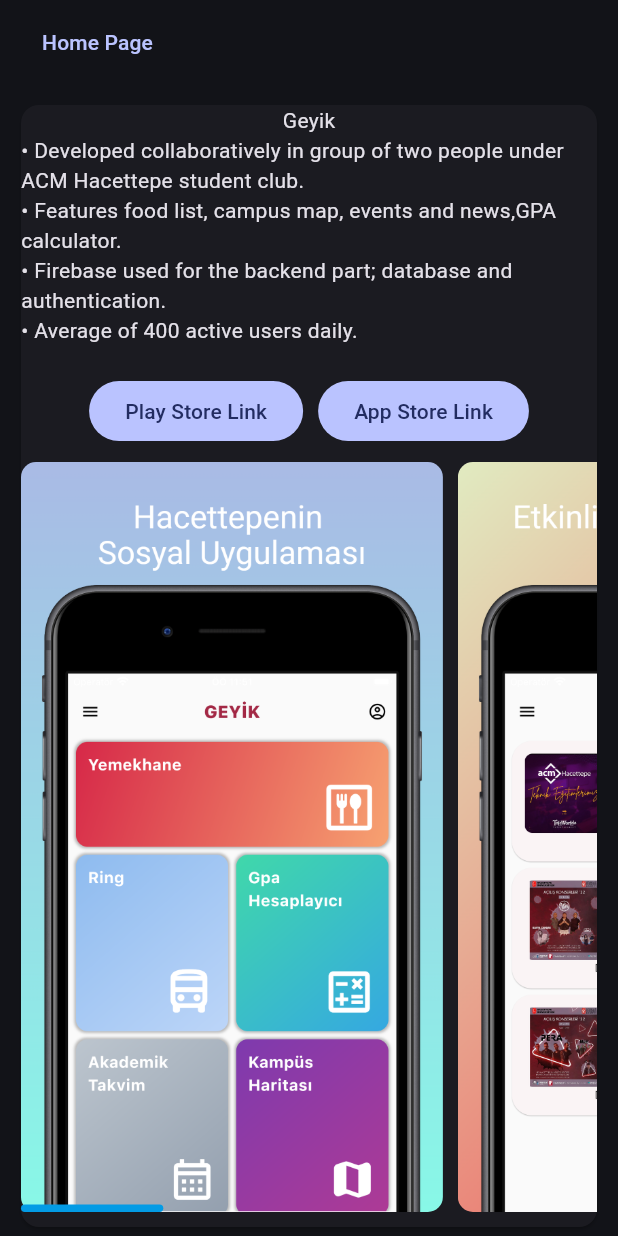
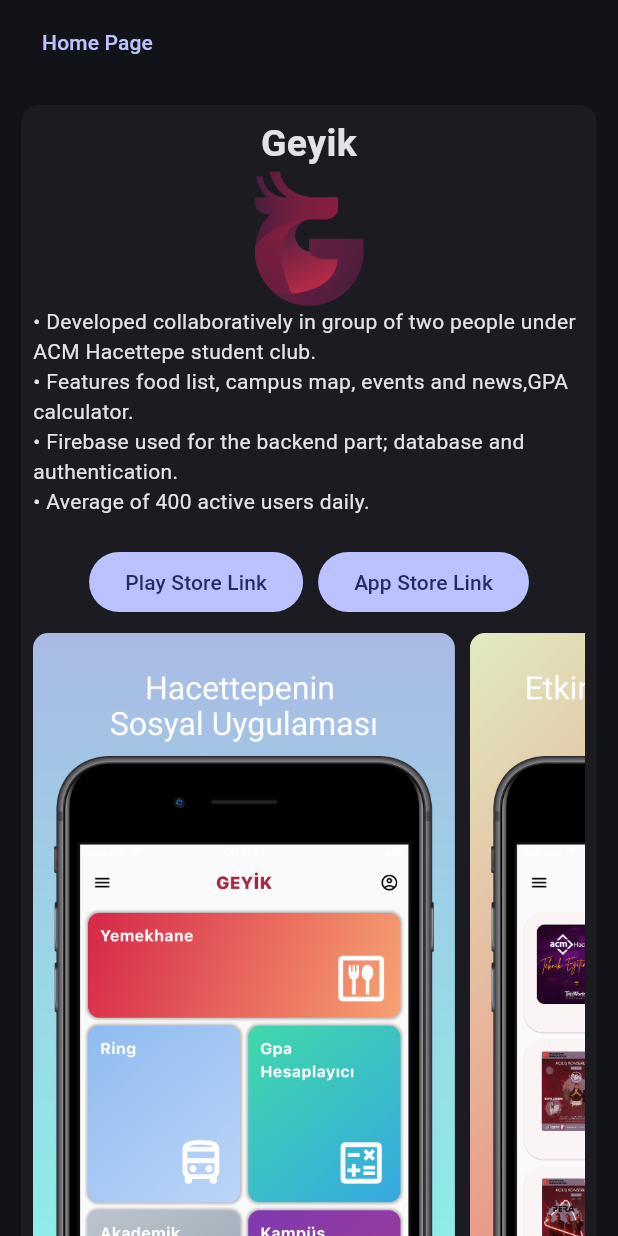
Before and after one commit to erdilhasan/portfolio_flutter_web, a Flutter app: the screen it shows after launch, after a tap on "Geyik", on a phone screen of 412 x 824 dp. Run offline on Flutter 3.47's test engine with Material 2 defaults, Android fonts, the light colour scheme and no system bars; our stand-ins replace font_awesome_flutter; missing offline and left inert: dart:html.

Commit message:
App logos added + home page optimised (hopefully)

```diff
--- a/lib/data.dart
+++ b/lib/data.dart
@@ -26,18 +26,21 @@
 • Average of 400 active users daily.
 ''',
     "images": ["(1).png", "(2).png", "(3).png", "(4).png", "(5).png"],
+    "logo": "logo.png",
     "links": [
       "https://play.google.com/store/apps/details?id=com.acm.geyik_app",
       "https://apps.apple.com/tr/app/geyik-for-students/id6444013289"
     ]
   },
   "Mobile 2D Game": {
+    "logo": "logo.png",
     "desc": '''
 • Developed using Unity Game Engine and written in C#.
 • Used assets with public domain licence
-'''
+''',
+    "images": ["(2).png"],
   },
-  "Gezdir": {
+  "Gezdir (W.I.P)": {
     "desc": '''
 • In pre evaluation report, the team became 6th in rankings.
 • Project is a mobile app in tourism sector used for finding touris guides.
--- a/lib/detailed_project.dart
+++ b/lib/detailed_project.dart
@@ -19,14 +19,31 @@
     desc = projectContents["desc"]!;
     List? images = projectContents["images"];
     List? links = projectContents["links"];
-    print(images);
+
     return Card(
+      child: Padding(
+        padding: const EdgeInsets.all(8.0),
         child: Column(
           crossAxisAlignment: CrossAxisAlignment.center,
           mainAxisSize: MainAxisSize.min,
           children: [
-          Text(title),
-          Text(desc),
+            Text(
+              title,
+              textAlign: TextAlign.center,
+              style: TextStyle(fontSize: 25, fontWeight: FontWeight.bold),
+            ),
+            projectContents["logo"] != null
+                ? SizedBox(
+                    height: 90,
+                    child: ClipRRect(
+                        borderRadius: BorderRadius.circular(10),
+                        child: Image.asset(
+                            "assets/${title.toLowerCase()}/logo.png")))
+                : Container(),
+            Align(
+              child: Text(desc),
+              alignment: Alignment.centerLeft,
+            ),
             links != null
                 ? Column(
                     children: [
@@ -86,11 +103,12 @@
                                     child: ClipRRect(
                                       borderRadius: BorderRadius.circular(10),
                                       child: Image.asset(
-                                        "assets/geyik_ss/${images[index]}"),
+                                          "assets/${title.toLowerCase()}/${images[index]}"),
                                     )),
                               );
                             },
-                          separatorBuilder: (BuildContext context, int index) {
+                            separatorBuilder:
+                                (BuildContext context, int index) {
                               return SizedBox(
                                 width: 10,
                               );
@@ -106,6 +124,7 @@
             )
           ],
         ),
+      ),
     );
   }
 }
--- a/lib/mobileLayout.dart
+++ b/lib/mobileLayout.dart
@@ -13,23 +13,29 @@
 
   @override
   Widget build(BuildContext context) {
-    return SingleChildScrollView(
-      child: Center(
-        child: Column(
+    return ListView(
+      primary: true,
+      shrinkWrap: true,
+      children: [
+        Row(
           mainAxisAlignment: MainAxisAlignment.center,
           children: [
-            CircleAvatar(
+            const CircleAvatar(
                 maxRadius: 50,
                 backgroundImage: AssetImage("assets/profile.jpg")),
-            Text(
+          ],
+        ),
+        Center(
+          child: const Text(
             "Hasan Erdil Aşkar",
             style: TextStyle(fontWeight: FontWeight.bold, fontSize: 20.0),
           ),
-            SizedBox(height: 5),
-            AboutMe(bodyText: intro),
-            SizedBox(height: 5),
-            AboutMe(bodyText: dummy),
-            SizedBox(height: 10),
+        ),
+        const SizedBox(height: 5),
+        const AboutMe(bodyText: intro),
+        const SizedBox(height: 5),
+        const AboutMe(bodyText: dummy),
+        const SizedBox(height: 10),
         Card(
           elevation: 5,
           child: Padding(
@@ -37,7 +43,7 @@
             child: Column(
               mainAxisAlignment: MainAxisAlignment.spaceBetween,
               children: [
-                    Text(
+                const Text(
                   "Projects",
                   style: TextStyle(
                     fontWeight: FontWeight.bold,
@@ -46,7 +52,7 @@
                 ),
                 SizedBox(
                   child: ListView.builder(
-                        physics: NeverScrollableScrollPhysics(),
+                    physics: const NeverScrollableScrollPhysics(),
                     shrinkWrap: true,
                     itemCount: projects.length,
                     itemBuilder: (BuildContext context, int index) {
@@ -59,8 +65,10 @@
             ),
           ),
         ),
-            SizedBox(height: 10),
-            IntrinsicWidth(
+        const SizedBox(height: 10),
+        Align(
+          alignment: Alignment.bottomCenter,
+          child: IntrinsicWidth(
             child: Column(
               mainAxisAlignment: MainAxisAlignment.start,
               crossAxisAlignment: CrossAxisAlignment.start,
@@ -74,8 +82,7 @@
                 ContactTile(
                   title: contacts["LinkedIn"]!,
                   contactIcon: FontAwesomeIcons.linkedin,
-                    url:
-                        "https://www.linkedin.com/in/${contacts["LinkedIn"]!}/",
+                  url: "https://www.linkedin.com/in/${contacts["LinkedIn"]!}/",
                 ),
                 ContactTile(
                   title: contacts["Github"]!,
@@ -84,10 +91,9 @@
                 )
               ],
             ),
+          ),
         )
       ],
-        ),
-      ),
     );
   }
 }
--- a/pubspec.yaml
+++ b/pubspec.yaml
@@ -63,8 +63,8 @@
   # To add assets to your application, add an assets section, like this:
   assets:
     - assets/profile.jpg
-    - assets/geyik_ss/
-
+    - assets/geyik/
+    - assets/mobile 2d game/
    #   - images/a_dot_ham.jpeg
 
   # An image asset can refer to one or more resolution-specific "variants", see
```
Also changed, not shown: assets/geyik/(1).png (renamed from assets/geyik_ss/(1).png), assets/geyik/(2).png (renamed from assets/geyik_ss/(2).png), assets/geyik/(3).png (renamed from assets/geyik_ss/(3).png), assets/geyik/(4).png (renamed from assets/geyik_ss/(4).png), assets/geyik/(5).png (renamed from assets/geyik_ss/(5).png), assets/geyik/logo.png (added), assets/mobile 2d game/(2).png (added), assets/mobile 2d game/logo.png (added). Lines whose indentation alone changed are shown as unchanged.
